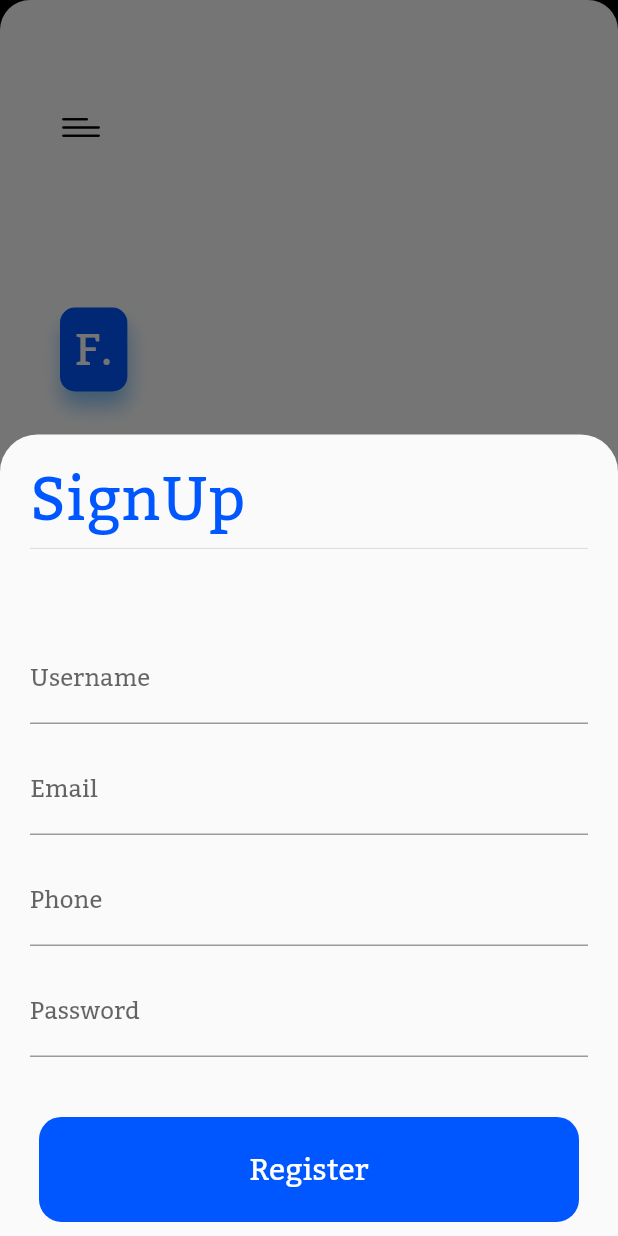
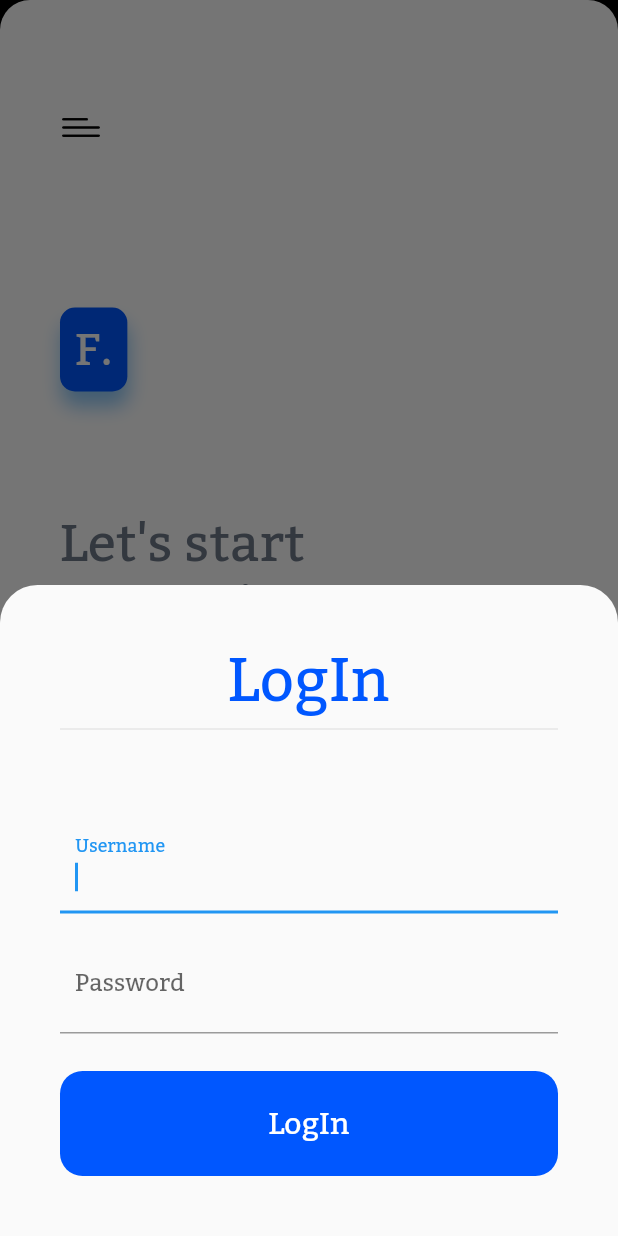
Before and after one commit to shekhar8897/Sample, a Flutter app: the screen it shows after launch, after a tap on "Register", on a phone screen of 412 x 824 dp. Run offline on Flutter 3.47's test engine with Material 2 defaults, Android fonts, the phone set to English and light mode, and no system bars.

Commit message:
8:30 commit

```diff
--- a/sample/lib/AuthPage.dart
+++ b/sample/lib/AuthPage.dart
@@ -1,5 +1,7 @@
 // import 'dart:math';
 import 'package:flutter/material.dart';
+import 'package:sample/myLogin.dart';
+import 'package:sample/mySignup.dart';
 
 enum AuthMode { Signup, Login }
 
@@ -12,117 +14,75 @@ class AuthPage extends StatefulWidget {
 
 class _AuthPageState extends State<AuthPage> {
 
-  Widget myLogin(){
-       return Column(
-         crossAxisAlignment: CrossAxisAlignment.start,
-         children: <Widget>[
-           Text('LogIn',style: TextStyle(fontSize: 40,color: Color(0xFF0057ff)),),
-           Divider(),
-           SizedBox(height: 50),
-           Container(
 
-             child: Form(
+  // Widget mySignup(){
+  //   return Column(
+  //     crossAxisAlignment: CrossAxisAlignment.start,
+  //     children: <Widget>[
+  //       Text('SignUp',style: TextStyle(fontSize: 40,color: Color(0xFF0057ff)),),
+  //       Divider(),
+  //       SizedBox(height: 50),
+  //       Container(
 
-              child: SingleChildScrollView(
-                child: Column(
-                  children: <Widget>[
-                    TextFormField(
-                   decoration: InputDecoration(labelText: 'Username'),
-                   textInputAction: TextInputAction.next,
+  //         child: Form(
+  //          child: SingleChildScrollView(
+  //            child: Column(
+  //              children: <Widget>[
+  //                TextFormField(
+  //               decoration: InputDecoration(labelText: 'Username'),
+  //               textInputAction: TextInputAction.next,
 
-                 ),
-                 SizedBox(height: 15),
-                 TextFormField(
-                   decoration: InputDecoration(labelText: 'Password'),
-                   textInputAction: TextInputAction.next,
-                   keyboardType: TextInputType.number,
-                 ),
-                 SizedBox(height: 40),
-                 new MaterialButton(
-                   shape: RoundedRectangleBorder(
-                     borderRadius: new BorderRadius.circular(15.0),
-                   ),
-                   height: 70.0,
-                   minWidth: 360.0,
-                   color: Color(0xFF0057ff),
-                   textColor: Colors.white,
-                   child: new Text("LogIn",style: TextStyle(fontSize: 20),),
-                   onPressed:(){ },
-                   splashColor: Colors.lightBlue,
-                   elevation: 0,
-                 ),
-                ],),
-               )),
-           ),
-         ],
-       );
-  }
+  //             ),
+  //             SizedBox(height: 15),
+  //             TextFormField(
+  //               decoration: InputDecoration(labelText: 'Email'),
+  //               textInputAction: TextInputAction.next,
 
+  //             ),
+  //             SizedBox(height: 15),
+  //             TextFormField(
+  //               decoration: InputDecoration(labelText: 'Phone'),
+  //               textInputAction: TextInputAction.next,
+  //               keyboardType: TextInputType.number,
 
-  Widget mySignup(){
-    return Column(
-      crossAxisAlignment: CrossAxisAlignment.start,
-      children: <Widget>[
-        Text('SignUp',style: TextStyle(fontSize: 40,color: Color(0xFF0057ff)),),
-        Divider(),
-        SizedBox(height: 50),
-        Container(
-
-          child: Form(
-           child: SingleChildScrollView(
-             child: Column(
-               children: <Widget>[
-                 TextFormField(
-                decoration: InputDecoration(labelText: 'Username'),
-                textInputAction: TextInputAction.next,
-
-              ),
-              SizedBox(height: 15),
-              TextFormField(
-                decoration: InputDecoration(labelText: 'Email'),
-                textInputAction: TextInputAction.next,
-
-              ),
-              SizedBox(height: 15),
-              TextFormField(
-                decoration: InputDecoration(labelText: 'Phone'),
-                textInputAction: TextInputAction.next,
-                keyboardType: TextInputType.number,
-
-              ),
-              SizedBox(height: 15),
-              TextFormField(
-                decoration: InputDecoration(labelText: 'Password'),
-                textInputAction: TextInputAction.next,
-                keyboardType: TextInputType.visiblePassword,
-              ),
-              SizedBox(height: 40),
-              new MaterialButton(
-                shape: RoundedRectangleBorder(
-                  borderRadius: new BorderRadius.circular(15.0),
-                ),
-                height: 70.0,
-                minWidth: 360.0,
-                color: Color(0xFF0057ff),
-                textColor: Colors.white,
-                child: new Text("Register",style: TextStyle(fontSize: 20),),
-                onPressed:(){ },
-                splashColor: Colors.lightBlue,
-                elevation: 0,
-              ),
-             ],),
-            )),
-        ),
-      ],
-    );
-  }
+  //             ),
+  //             SizedBox(height: 15),
+  //             TextFormField(
+  //               decoration: InputDecoration(labelText: 'Password'),
+  //               textInputAction: TextInputAction.next,
+  //               keyboardType: TextInputType.visiblePassword,
+  //             ),
+  //             SizedBox(height: 40),
+  //             Padding(
+  //                 padding: EdgeInsets.only(
+  //                     bottom: MediaQuery.of(context).viewInsets.bottom),
+  //                 child:  MaterialButton(
+  //                  shape: RoundedRectangleBorder(
+  //                    borderRadius: new BorderRadius.circular(15.0),
+  //                  ),
+  //                  height: 70.0,
+  //                  minWidth: 360.0,
+  //                  color: Color(0xFF0057ff),
+  //                  textColor: Colors.white,
+  //                  child: new Text("LogIn",style: TextStyle(fontSize: 20),),
+  //                  onPressed:() => {},
+  //                  splashColor: Colors.lightBlue,
+  //                  elevation: 0,
+  //                ),
+  //               ),
+  //            ],),
+  //           )),
+  //       ),
+  //     ],
+  //   );
+  // }
 // /isScrollControlled: true,
   void _showModalSheet(AuthMode data) {
     showModalBottomSheet(context: context, isScrollControlled: true,
       shape: RoundedRectangleBorder( borderRadius: BorderRadius.vertical(top: Radius.circular(25.0)),), builder: (builder) {
       return Container(
-
-        child: data==AuthMode.Login?Container(height: MediaQuery.of(context).size.height*.45,child:myLogin()):Container(height: MediaQuery.of(context).size.height*.60,child:mySignup()),
+       // height: MediaQuery.of(context).size.height*0.8,
+        child: data==AuthMode.Login?MyLogin():MySignup(),
         padding: EdgeInsets.all(20.0),
       );
     });
--- a/sample/lib/HomePage.dart
+++ b/sample/lib/HomePage.dart
@@ -1,5 +1,6 @@
 import 'package:flutter/material.dart';
 import 'package:sample/AuthPage.dart';
+//import 'package:sample/check.dart';
 
 
 class HomePage extends StatefulWidget {
--- /dev/null
+++ b/sample/lib/mySignup.dart
@@ -0,0 +1,99 @@
+import 'package:flutter/material.dart';
+
+class MySignup extends StatefulWidget {
+  @override
+  _MySignupState createState() => _MySignupState();
+}
+
+class _MySignupState extends State<MySignup> {
+  final _usernameController = TextEditingController();
+  final _passwordController = TextEditingController();
+
+  final FocusNode _usernameFocus = FocusNode();
+  final FocusNode _passwordFocus = FocusNode();
+
+  final _formKey = GlobalKey<FormState>();
+
+  void _submit() {
+    if (_formKey.currentState.validate()) {
+      // DO YOUR STUFF
+      Navigator.pop(context);
+    }
+  }
+
+  @override
+  Widget build(BuildContext context) {
+    return Container(
+      padding: const EdgeInsets.all(20),
+      child: Form(
+        key: _formKey,
+        child: SingleChildScrollView(
+          child: Column(
+            children: <Widget>[
+            Text('LogIn',style: TextStyle(fontSize: 40,color: Color(0xFF0057ff),),),
+           Divider(),
+           SizedBox(height: 50),
+              TextFormField(
+                controller: _usernameController,
+                focusNode: _usernameFocus,
+                onFieldSubmitted: (_) {
+                  _usernameFocus.unfocus();
+                  FocusScope.of(context).requestFocus(_passwordFocus);
+                },
+                autofocus: true,
+                decoration: InputDecoration(
+                  // icon: Icon(Icons.person),
+                  contentPadding:
+                      const EdgeInsets.symmetric(vertical: 15, horizontal: 10),
+                  labelText: "Username",
+
+                ),
+              ),
+              SizedBox(
+                height: 15,
+              ),
+              TextFormField(
+                controller: _passwordController,
+                focusNode: _passwordFocus,
+                onFieldSubmitted: (_) => _submit(),
+                obscureText: true,
+                decoration: InputDecoration(
+                  labelText: 'Password',
+                  // icon: Icon(Icons.vpn_key),
+                  contentPadding:
+                      const EdgeInsets.symmetric(vertical: 15, horizontal: 10),
+                ),
+                validator: (input) {
+                  if (input.length < 8)
+                    return "Please provide a longer password";
+                  return null;
+                },
+              ),
+              SizedBox(
+                height: 25,
+              ),
+
+              Padding(
+                  padding: EdgeInsets.only(
+                      bottom: MediaQuery.of(context).viewInsets.bottom),
+                  child:  MaterialButton(
+                   shape: RoundedRectangleBorder(
+                     borderRadius: new BorderRadius.circular(15.0),
+                   ),
+                   height: 70.0,
+                   minWidth: 360.0,
+                   color: Color(0xFF0057ff),
+                   textColor: Colors.white,
+                   child: new Text("LogIn",style: TextStyle(fontSize: 20),),
+                   onPressed:() => _formKey.currentState.validate(),
+                   splashColor: Colors.lightBlue,
+                   elevation: 0,
+                 ),
+                ),
+            ],
+          ),
+        ),
+      ),
+    );
+  }
+}
```
Also changed, not shown: sample/lib/check.dart (added, +102 -0 lines), sample/lib/myLogin.dart (added, +99 -0 lines).
